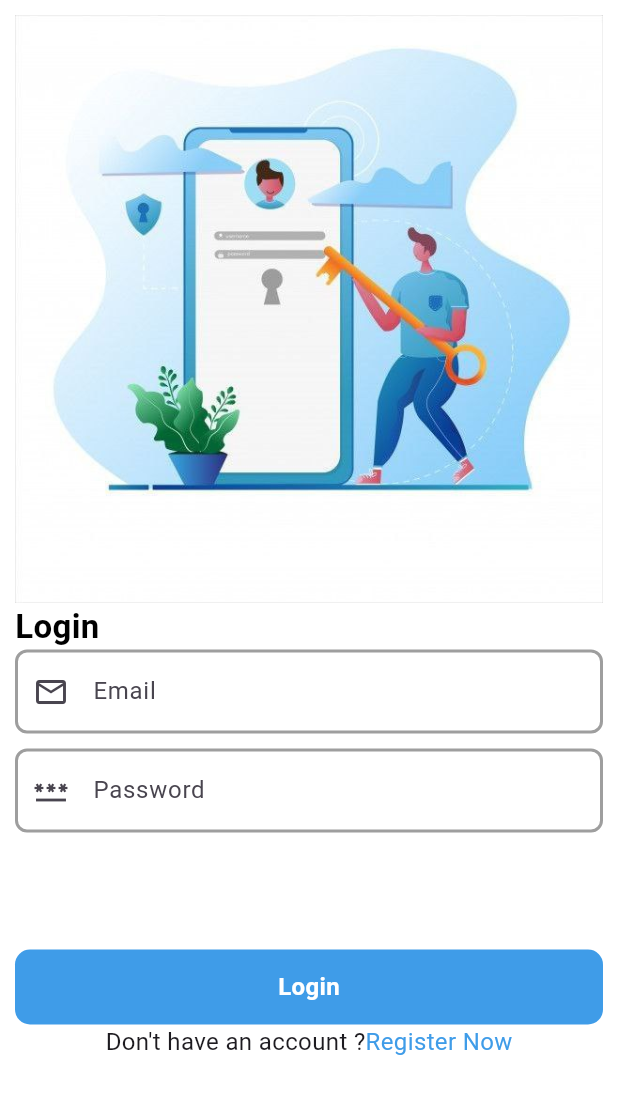
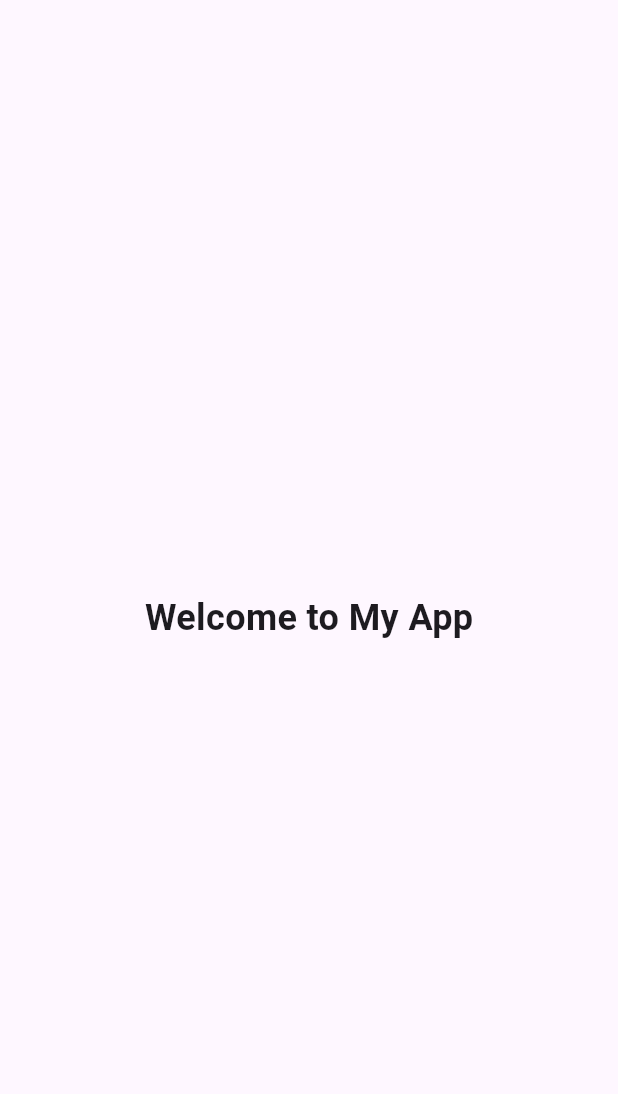
Before and after one commit to mawdaelmogy2022/login_register, a Flutter app: the first screen one second after launch, on a phone screen of 412 x 824 dp. Shown: the top 1094 px of the screen. Run offline on Flutter 3.47's test engine with Material 3 defaults, Android fonts, the phone set to English and light mode, and no system bars.

Commit message:
splashScreen

```diff
--- /dev/null
+++ b/lib/features/splash/view/screen/splash_view.dart
@@ -0,0 +1,39 @@
+
+
+import 'dart:async';
+
+import 'package:chat_app/features/login/views/screen/login_screen.dart';
+import 'package:flutter/material.dart';
+
+class SplashScreen extends StatefulWidget {
+  static String id = 'SPLASH';
+  @override
+  _SplashScreenState createState() => _SplashScreenState();
+}
+
+class _SplashScreenState extends State<SplashScreen> {
+  @override
+  void initState() {
+    super.initState();
+    Timer(const Duration(seconds: 3), () {
+      Navigator.pushNamed(context, LoginScreen.id);
+    });
+  }
+
+  @override
+  Widget build(BuildContext context) {
+    return const Scaffold(
+      body: Center(
+        child: Column(
+          mainAxisAlignment: MainAxisAlignment.center,
+          children: [
+            Text(
+              "Welcome to My App",
+              style: TextStyle(fontSize: 24, fontWeight: FontWeight.bold),
+            ),
+          ],
+        ),
+      ),
+    );
+  }
+}
--- a/lib/main.dart
+++ b/lib/main.dart
@@ -1,5 +1,6 @@
 import 'package:chat_app/features/login/views/screen/login_screen.dart';
 import 'package:chat_app/features/register/views/screen/register_screen.dart';
+import 'package:chat_app/features/splash/view/screen/splash_view.dart';
 import 'package:flutter/material.dart';
 
 void main() {
@@ -17,8 +18,8 @@ class ScolorChat extends StatelessWidget {
         LoginScreen.id :(context)=> const LoginScreen(),
         RegisterScreen.id :(context)=> const RegisterScreen(),
       },
-      initialRoute: LoginScreen.id,
-      home: const RegisterScreen(),
+      initialRoute: SplashScreen.id,
+      home:  SplashScreen(),
     )
 
 
```
Also changed, not shown: lib/features/login/views/screen/login_screen.dart (+6 -12 lines), lib/features/register/views/screen/register_screen.dart (+1 -135 lines), 1 other file.
